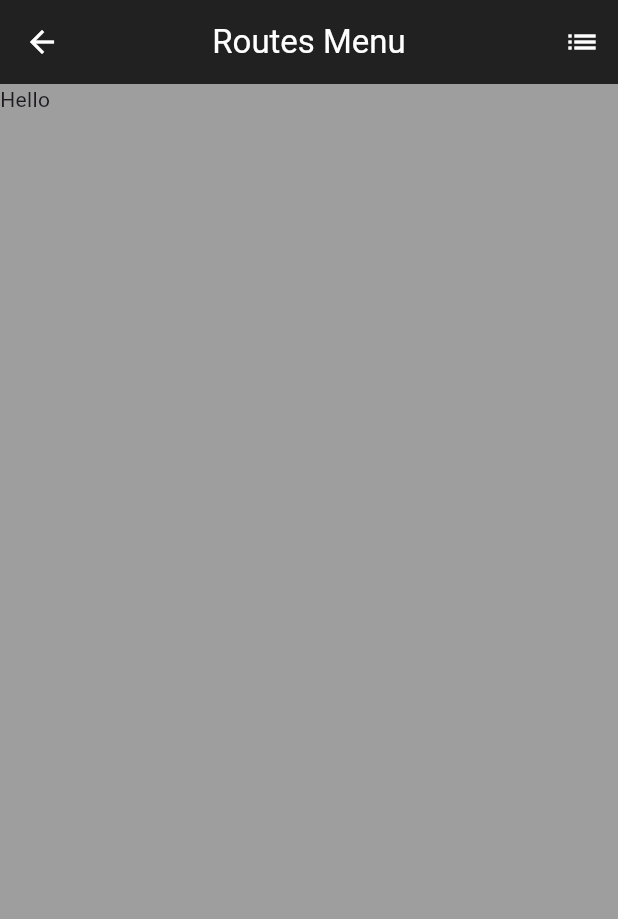
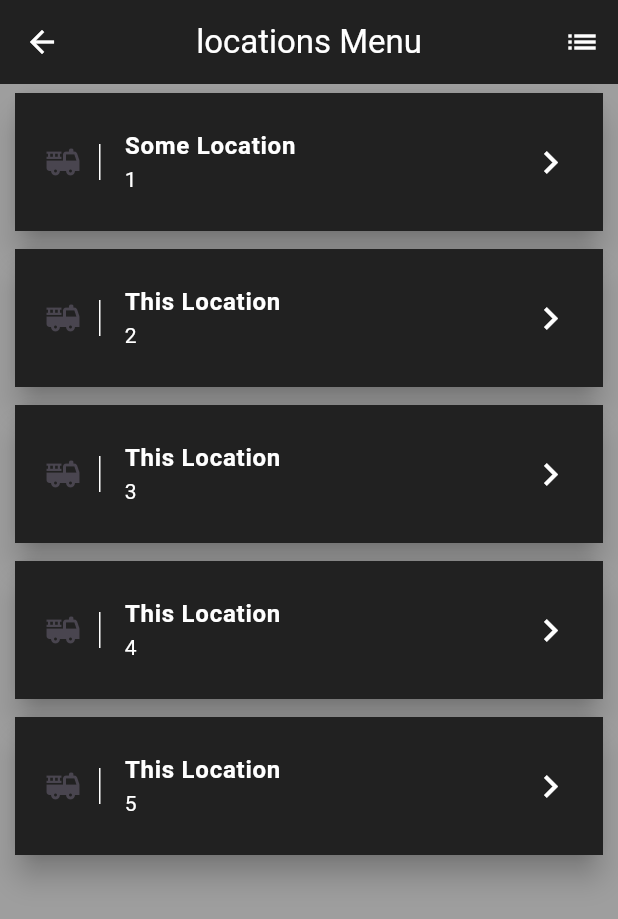
Before and after one commit to Malcolm-Shepherd/SeniorProject, a Flutter app: the Notes screen opened by its route, after a tap on the "list" icon, on a phone screen of 412 x 824 dp. Shown: the top 919 px of the screen. Run offline on Flutter 3.47's test engine with Material 3 defaults, Android fonts, the phone set to English and light mode, and no system bars; our stand-ins replace flutter_map, latlong2.

Commit message:
Working on not taking ui

```diff
--- /dev/null
+++ b/test_app/lib/objects/Location.dart
@@ -0,0 +1,9 @@
+class LocationInfo {
+  String locationName = '';
+  int distance = 0;
+
+  LocationInfo(String name, int dist) {
+    locationName = name;
+    distance = dist;
+  }
+}
--- a/test_app/lib/pages/notes.dart
+++ b/test_app/lib/pages/notes.dart
@@ -1,4 +1,16 @@
 import 'package:flutter/material.dart';
+import 'package:test_app/objects/Location.dart';
+import 'package:flutter_map/flutter_map.dart';
+import 'package:latlong2/latlong.dart';
+import 'package:test_app/pages/noteDisplay.dart';
+
+final List<LocationInfo> locations = <LocationInfo>[
+  LocationInfo('Some Location', 1),
+  LocationInfo('This Location', 2),
+  LocationInfo('This Location', 3),
+  LocationInfo('This Location', 4),
+  LocationInfo('This Location', 5)
+];
 
 class Notes extends StatelessWidget {
   const Notes({super.key});
@@ -12,7 +24,7 @@ class Notes extends StatelessWidget {
         centerTitle: true,
         backgroundColor: Colors.grey[900],
         title: const Text(
-          "Routes Menu",
+          "locations Menu",
           style: TextStyle(color: Colors.white),
         ),
         actions: [
@@ -22,8 +34,50 @@ class Notes extends StatelessWidget {
           )
         ],
       ),
-      body: Container(
-        child: Text("Hello"),
+      body: ListView.builder(
+          itemCount: locations.length,
+          itemBuilder: (context, index) => GestureDetector(
+              onTap: () => {
+                    Navigator.push(context,
+                        MaterialPageRoute(builder: (context) => NotesDisplay()))
+                  },
+              child: routeButton(index))),
+    );
+  }
+
+  Card routeButton(int index) {
+    return Card(
+      elevation: 8,
+      margin: const EdgeInsets.symmetric(horizontal: 10, vertical: 6),
+      child: Container(
+        decoration: BoxDecoration(color: Colors.grey[900]),
+        child: ListTile(
+          contentPadding:
+              const EdgeInsets.symmetric(horizontal: 20.0, vertical: 10.0),
+          leading: Container(
+            padding: const EdgeInsets.only(right: 12.0),
+            decoration: const BoxDecoration(
+                border:
+                    Border(right: BorderSide(width: 1, color: Colors.white))),
+            child: const Icon(Icons.fire_truck),
+          ),
+          title: Text(
+            locations[index].locationName,
+            style: const TextStyle(
+                color: Colors.white, fontWeight: FontWeight.bold),
+          ),
+          subtitle: Row(children: [
+            Text(
+              locations[index].distance.toString(),
+              style: const TextStyle(color: Colors.white),
+            ),
+          ]),
+          trailing: const Icon(
+            Icons.keyboard_arrow_right,
+            color: Colors.white,
+            size: 30,
+          ),
+        ),
       ),
     );
   }
--- a/test_app/lib/pages/routeDisplay.dart
+++ b/test_app/lib/pages/routeDisplay.dart
@@ -36,8 +36,9 @@ class _RouteDisplayState extends State<RouteDisplay> {
         mapController: MapController(),
         options: const MapOptions(
           initialCenter: LatLng(51.509364, -0.128928),
-          maxZoom: 10,
-          minZoom: 2,
+          initialZoom: 10,
+          maxZoom: 20,
+          minZoom: 1,
         ),
         children: [
           TileLayer(
```
Also changed, not shown: test_app/lib/pages/locationDisplay.dart (added, +99 -0 lines), test_app/lib/pages/noteDisplay.dart (added, +31 -0 lines).
